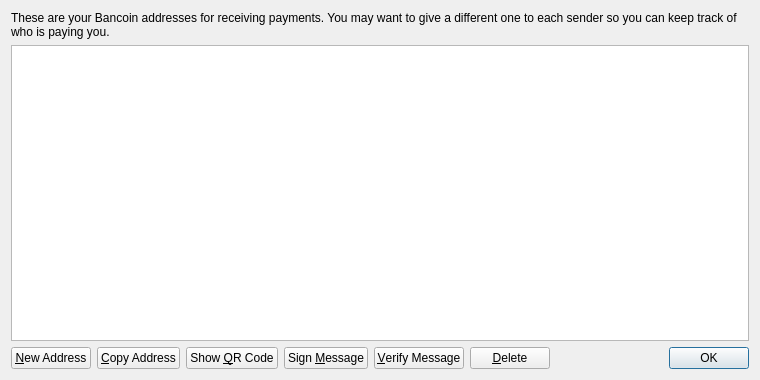
This is src/qt/forms/addressbookpage.ui in jamcont/BancoinCore as Qt 5 draws it before an edit. The edited form follows.
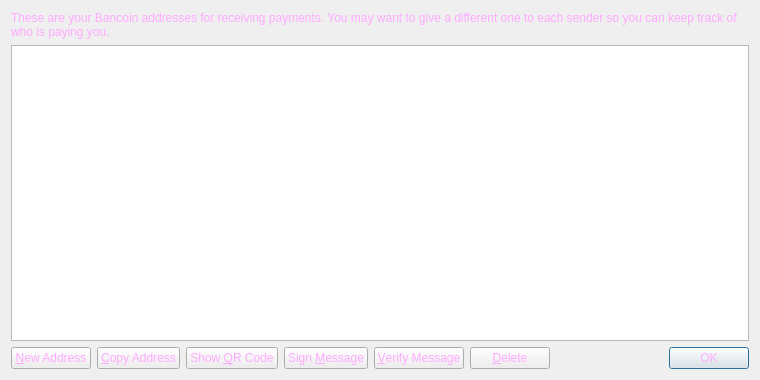
This is the edited form. Icons and pictures are not drawn.

The edit to the form file:
```diff
--- a/src/qt/forms/addressbookpage.ui
+++ b/src/qt/forms/addressbookpage.ui
@@ -13,6 +13,10 @@
   <property name="windowTitle">
    <string>Address Book</string>
   </property>
+  <property name="styleSheet">
+   <string notr="true">background-image: url(:/images/bkg2);
+color: rgb(255, 170, 255);</string>
+  </property>
   <layout class="QVBoxLayout" name="verticalLayout">
    <item>
     <widget class="QLabel" name="labelExplanation">
```
